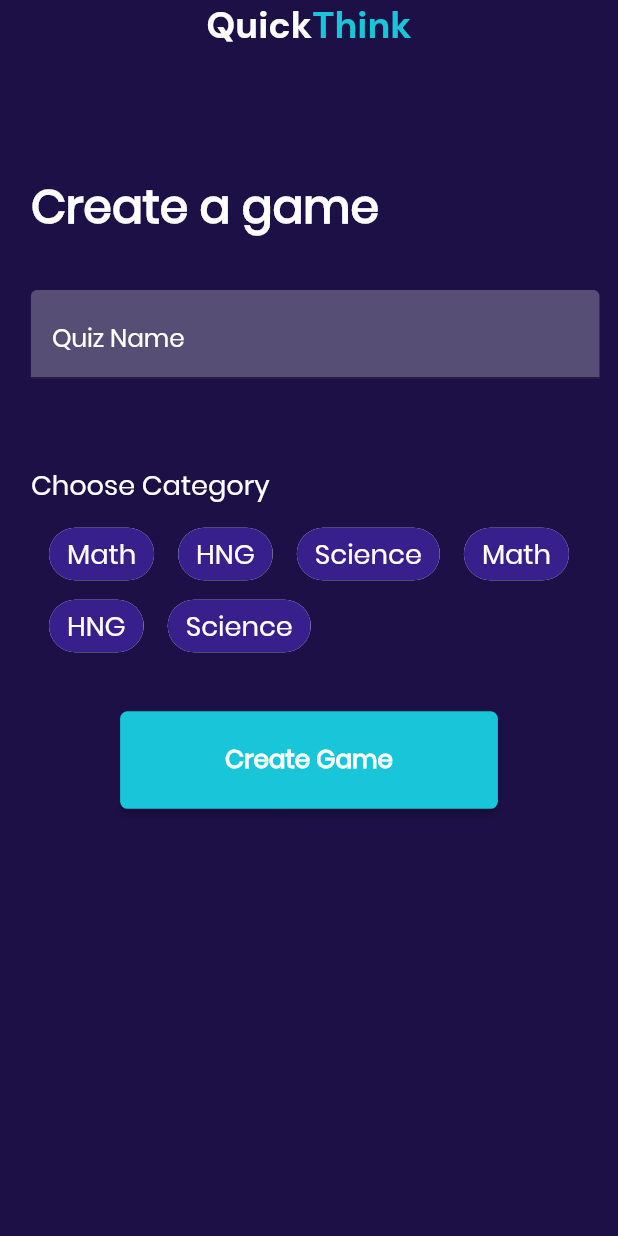
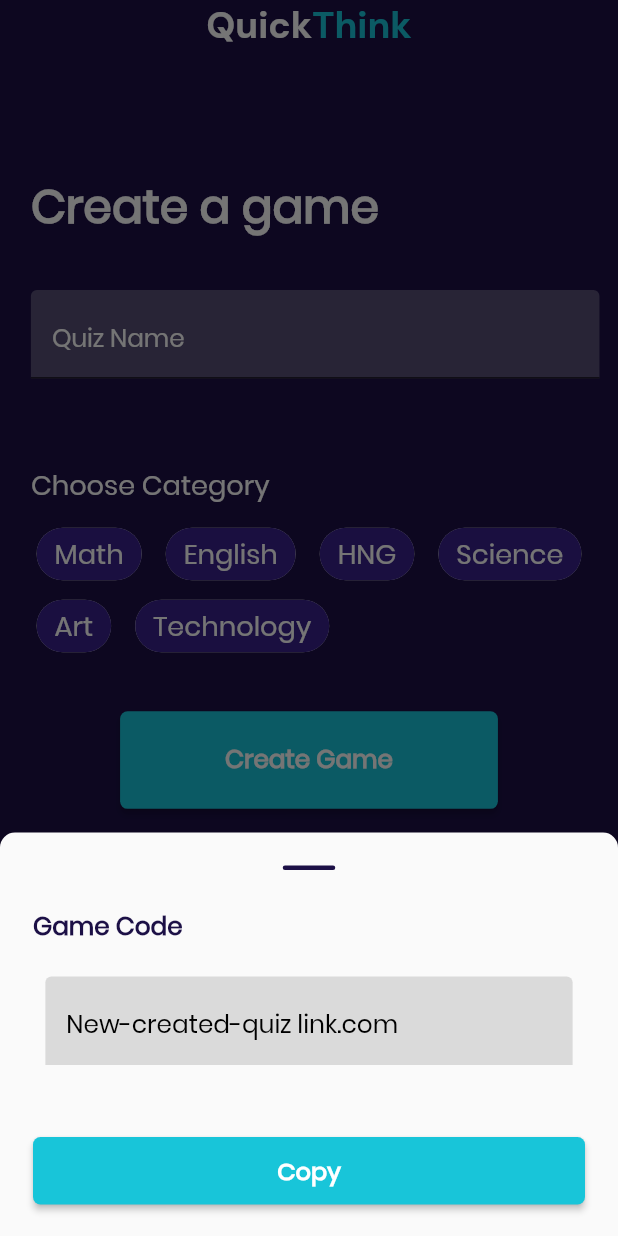
Before and after one commit to hngi/mobileforce-QuickThink, a Flutter app: the CreateGame screen opened directly, after a tap on "Create Game", on a phone screen of 412 x 824 dp. Run offline on Flutter 3.47's test engine with Material 2 defaults, Android fonts, the phone set to English and light mode, and no system bars; our stand-ins replace flushbar, flutter_icons, flutter_spinkit, flutter_svg, google_fonts, hexcolor and 4 more; accounts and stored records are empty.

Commit message:
More Fixes

```diff
--- a/quick_think/lib/screens/create_game.dart
+++ b/quick_think/lib/screens/create_game.dart
@@ -140,11 +140,11 @@ class _CreateGameState extends State<CreateGame> {
   Widget _allCategories({Function(String option) onSelect}) {
     final List<String> categoryNames = [
       "Math",
+      "English",
       "HNG",
       "Science",
-      "Math",
-      "HNG",
-      "Science"
+      "Art",
+      "Technology"
     ];
     return Wrap(
         spacing: 16.0,
@@ -154,6 +154,7 @@ class _CreateGameState extends State<CreateGame> {
               print('Tapped');
               onSelect(categoryNames[index]);
             },
+            child: Expanded(
               child: Chip(
                 backgroundColor: Color(0xFF38208C),
                 label: Text(
@@ -164,6 +165,7 @@ class _CreateGameState extends State<CreateGame> {
                     color: Colors.white,
                     fontWeight: FontWeight.w500,
                     fontSize: SizeConfig().textSize(context, 2.2),
+                  ),
                 ),
               ),
             ),
@@ -276,7 +278,8 @@ class _CreateGameState extends State<CreateGame> {
     return RaisedButton(
       padding: EdgeInsets.fromLTRB(70, 20, 70, 20),
       onPressed: () {
-        onPressed();
+        // onPressed();
+        showQuizCodeBottomSheet(context);
       },
       textColor: Colors.white,
       shape: RoundedRectangleBorder(borderRadius: BorderRadius.circular(5.0)),
@@ -297,7 +300,7 @@ class _CreateGameState extends State<CreateGame> {
       form.save();
       //TODO Add Validation to ensure quizname and category is chosen
       //TODO Start Loader while waiting for response from API then display modal sheet
-      //   showQuizCodeBottomSheet(context);
+
     }
   }
 
@@ -323,7 +326,7 @@ class _CreateGameState extends State<CreateGame> {
                     "Game Code",
                     style: GoogleFonts.poppins(
                       color: light ? Color(0xff1C1046) : Colors.white,
-                      fontSize: 15,
+                      fontSize: SizeConfig().textSize(context, 2),
                       fontWeight: FontWeight.w600,
                     ),
                   ),
```
Lines whose indentation alone changed are shown as unchanged.
